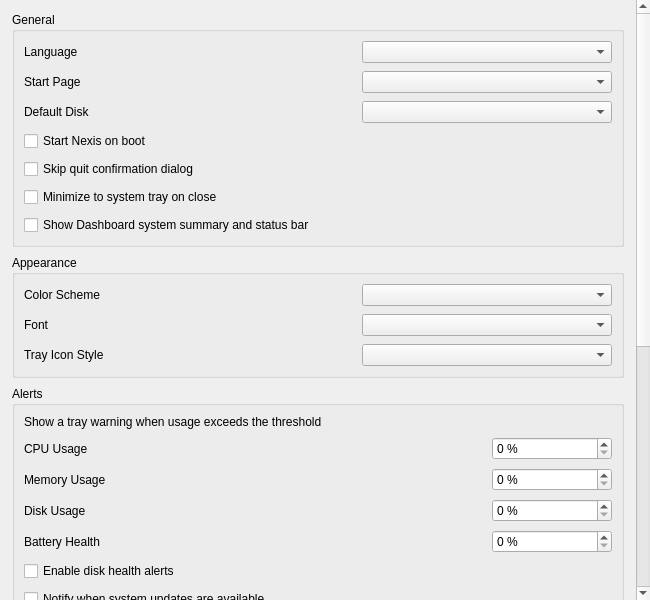
First picture: the form in shared/nexis/Pages/Settings/settings_page.ui, repository s4solutionsllc/Nexis, before the edit.
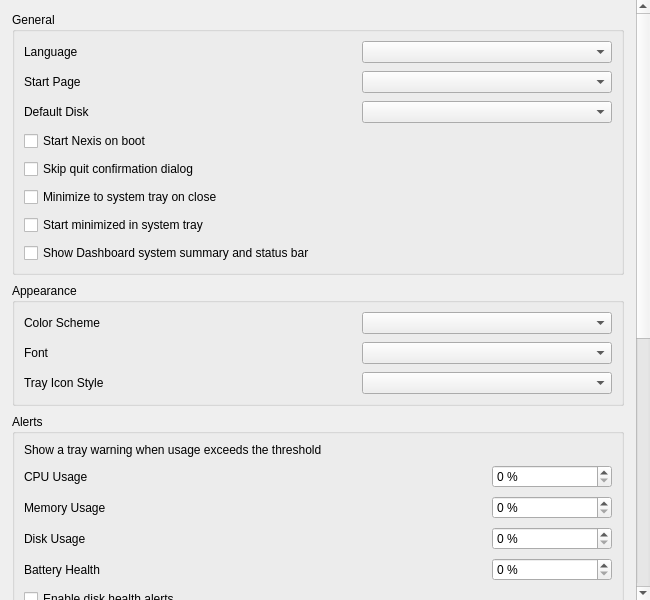
Second picture: the form after the edit.

Commit message:
feat(settings): start minimized in system tray (SSO-354 / GH#54)
Add a Settings → General toggle that hides the main window at launch,
leaving only the tray icon. Equivalent to passing --hide on every
launch, so users with Nexis in their autostart list don't have to wire
that flag themselves. The tray icon's activate handler still restores
the window on click. Off by default.

Diff of the .ui file:
```diff
--- a/shared/nexis/Pages/Settings/settings_page.ui
+++ b/shared/nexis/Pages/Settings/settings_page.ui
@@ -123,6 +123,15 @@
           </item>
 
           <item row="6" column="0" colspan="2">
+           <widget class="QCheckBox" name="checkStartMinimizedToTray">
+            <property name="text"><string>Start minimized in system tray</string></property>
+            <property name="toolTip"><string>When enabled, Nexis launches hidden and only shows the tray icon. Useful when Nexis is in your autostart list.</string></property>
+            <property name="cursor"><cursorShape>PointingHandCursor</cursorShape></property>
+            <property name="focusPolicy"><enum>Qt::NoFocus</enum></property>
+           </widget>
+          </item>
+
+          <item row="7" column="0" colspan="2">
            <widget class="QCheckBox" name="checkDashboardFooter">
             <property name="text"><string>Show Dashboard system summary and status bar</string></property>
             <property name="cursor"><cursorShape>PointingHandCursor</cursorShape></property>
```
The commit also changes 6 other files.
